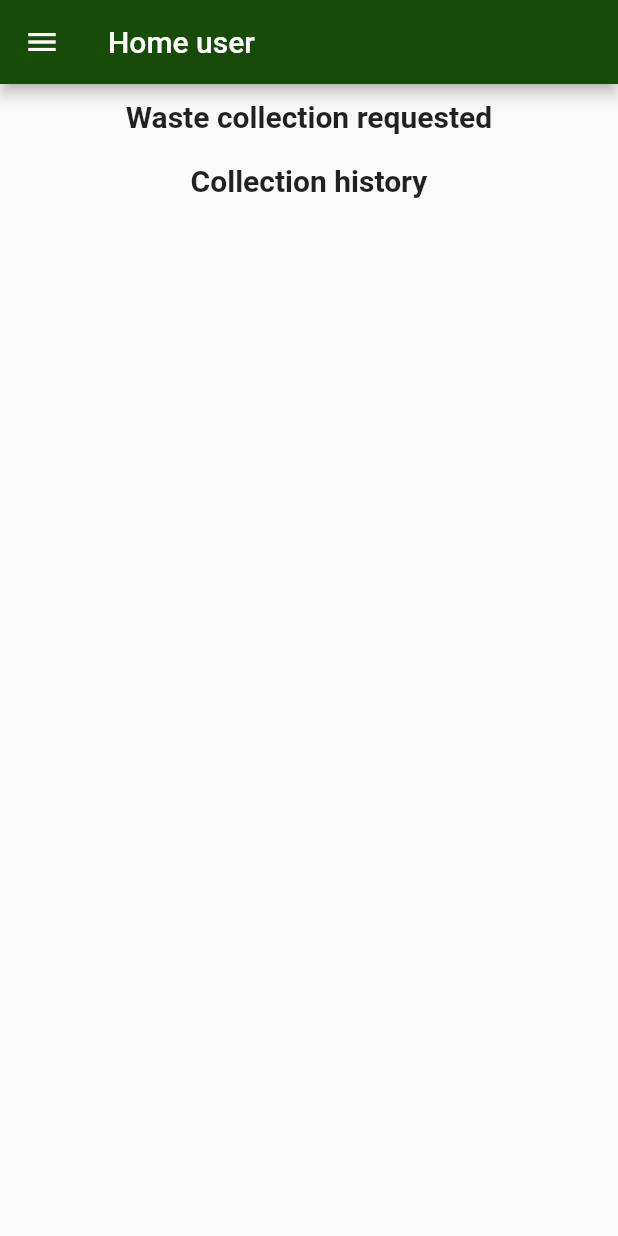
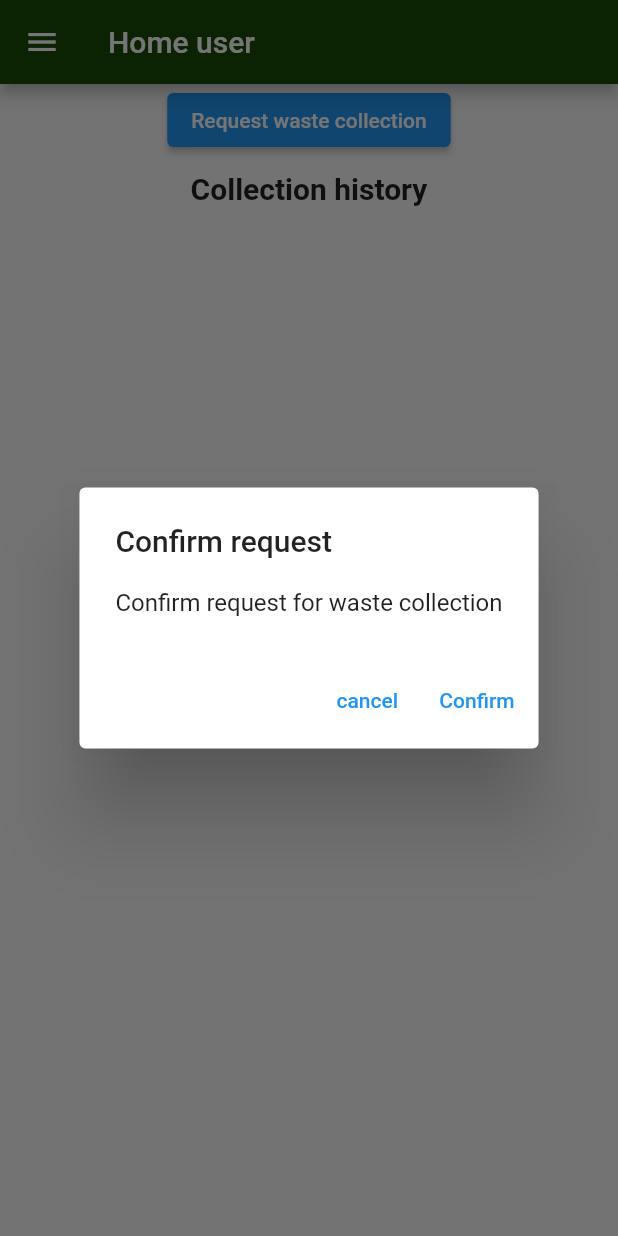
Before and after one commit to sankarvinayak/HarithaKarma, a Flutter app: the SideDrawerHome screen opened directly, after a tap on "Request waste collection", on a phone screen of 412 x 824 dp. Run offline on Flutter 3.47's test engine with Material 2 defaults, Android fonts, the phone set to English and light mode, and no system bars; our stand-ins replace cloud_firestore, expansion_tile_card, firebase_auth, firebase_core, flutter_spinkit, shared_preferences; accounts and stored records are empty.

Commit message:
Wate collection request confirmation

```diff
--- a/harithakarma/lib/Screens/Homeuser/dashbord.dart
+++ b/harithakarma/lib/Screens/Homeuser/dashbord.dart
@@ -65,13 +65,32 @@ class _SideDrawerHome extends State<SideDrawerHome> {
                           if (snapshot.hasData) {
                             if (snapshot.data != true) {
                               return ElevatedButton(
-                                  onPressed: () async {
-                                    await DatabaseService()
-                                        .addCollectionRequest();
-                                    setState(() {});
-                                  },
-                                  child:
-                                      const Text("Request waste collection"));
+                                onPressed: () {
+                                  showDialog(
+                                      context: context,
+                                      builder: (ctx) => AlertDialog(
+                                            title:
+                                                const Text("Confirm request"),
+                                            content: const Text(
+                                                "Confirm request for waste collection"),
+                                            actions: [
+                                              TextButton(
+                                                  onPressed: () {
+                                                    Navigator.of(ctx).pop();
+                                                  },
+                                                  child: const Text("cancel")),
+                                              TextButton(
+                                                  onPressed: () async {
+                                                    await DatabaseService()
+                                                        .addCollectionRequest();
+                                                    setState(() {});
+                                                  },
+                                                  child: const Text("Confirm"))
+                                            ],
+                                          ));
+                                },
+                                child: const Text("Request waste collection"),
+                              );
                             }
                           }
                           return const Center(
```
